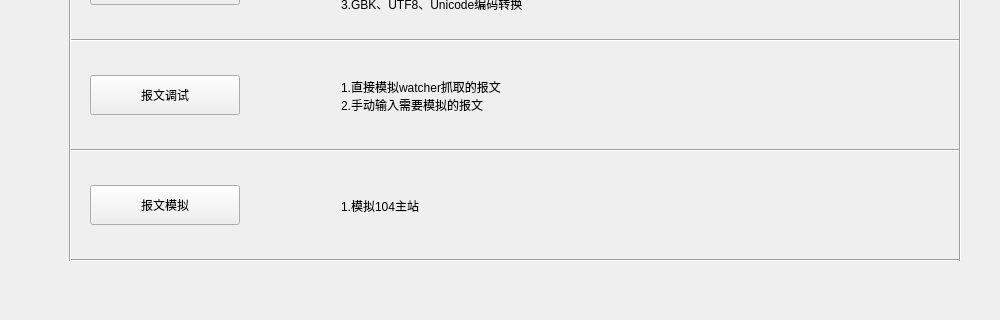
whx110123/nettool, file src/form/frmfunctions.ui: the form before one commit; both pictures show x 0 to 1000 and y 280 to 600 of the 1000 by 600 pixel window.
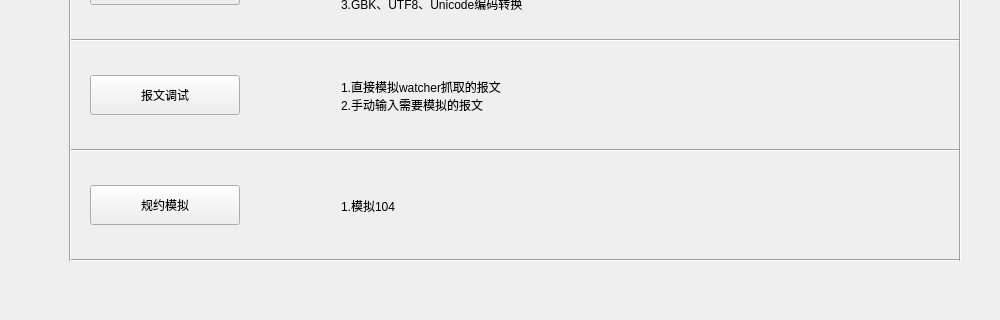
The form after the commit. Icons and pictures are not drawn.

```diff
--- a/src/form/frmfunctions.ui
+++ b/src/form/frmfunctions.ui
@@ -185,7 +185,7 @@
        </size>
       </property>
       <property name="text">
-       <string>报文模拟</string>
+       <string>规约模拟</string>
       </property>
      </widget>
     </item>
@@ -211,7 +211,7 @@
        </size>
       </property>
       <property name="text">
-       <string>1.模拟104主站</string>
+       <string>1.模拟104</string>
       </property>
      </widget>
     </item>
```
Left out of the diff: 4 changed lines with no effect on the pictures.
